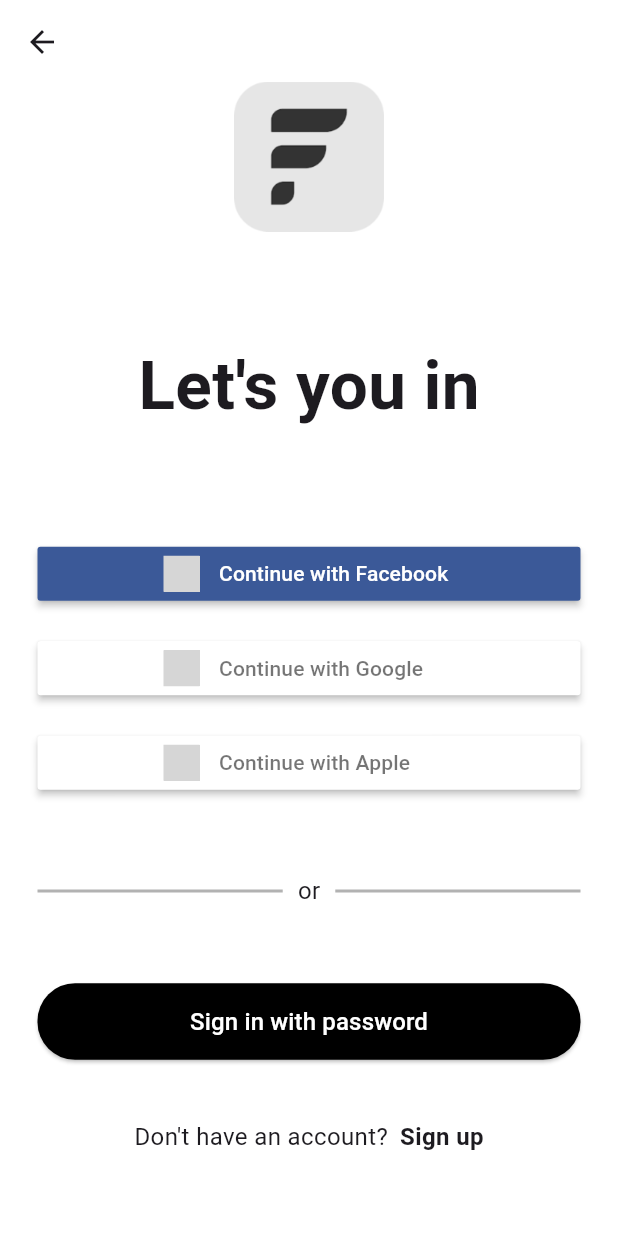
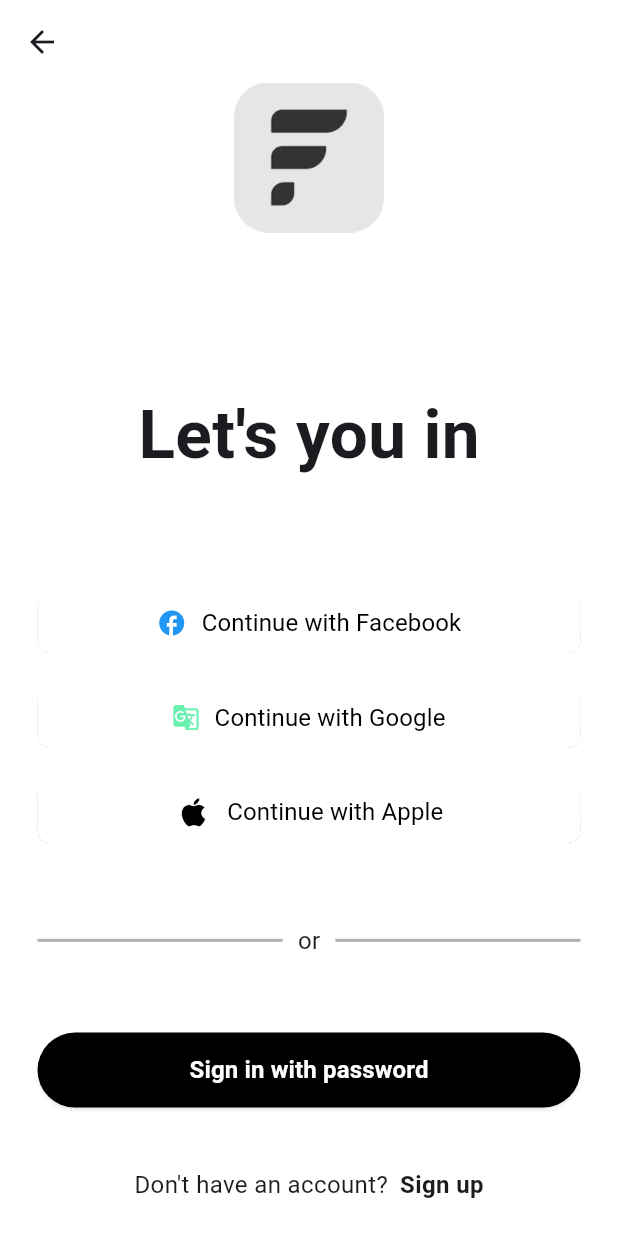
Before and after one commit to Lokeshpawalia/Funica_flutter, a Flutter app: the LetYouIn screen opened directly, on a phone screen of 412 x 824 dp. Run offline on Flutter 3.47's test engine with Material 3 defaults, Android fonts, the phone set to English and light mode, and no system bars; drawn by our look-alikes of sign_in_button; our stand-ins replace loading_animation_widget; grey boxes are pictures that could not be loaded.

Commit message:
Funica commit change

```diff
--- a/lib/modules/account_creation/let_you_in.dart
+++ b/lib/modules/account_creation/let_you_in.dart
@@ -1,7 +1,6 @@
 import 'package:flutter/material.dart';
-import 'package:sign_in_button/sign_in_button.dart';
-
-import '../account_login/login_account.dart';
+import 'package:funica/modules/account_login/login_account.dart';
+import 'package:funica/modules/widgets/custom_widgets.dart';
 import 'create_account.dart';
 
 class LetYouIn extends StatefulWidget {
@@ -14,6 +13,7 @@ class LetYouIn extends StatefulWidget {
 class _LetYouInState extends State<LetYouIn> {
   @override
   Widget build(BuildContext context) {
+    double screenHeight = MediaQuery.of(context).size.height;
     return Scaffold(
       backgroundColor: Colors.white,
       extendBodyBehindAppBar: true,
@@ -26,11 +26,14 @@ class _LetYouInState extends State<LetYouIn> {
           mainAxisAlignment: MainAxisAlignment.center,
           children: [
             // Logo
-            Center(
+            Container(
+              height: screenHeight * 0.2,
+              child: Center(
                 child: SizedBox(
                   height: 100,
                   width: 100,
                   child: Image.asset('images/icon.png', fit: BoxFit.fill),
+                ),
               ),
             ),
             const SizedBox(height: 70),
@@ -44,26 +47,36 @@ class _LetYouInState extends State<LetYouIn> {
 
             const SizedBox(height: 70),
             // Social Sign-In Buttons
-            SizedBox(
-              width: double.infinity,
-              child: SignInButton(Buttons.facebook,
-                  text: "Continue with Facebook", onPressed: () {}),
-            ),
+
+            Column(
+              children: [
+                SocialButton(
+                    socialMediaName: 'Continue with Facebook',
+                    icon: Icon(
+                      Icons.facebook,
+                      color: Colors.blue,
+                      size: 20,
+                    )),
                 SizedBox(
                   height: 15,
                 ),
-            SizedBox(
-              width: double.infinity,
-              child: SignInButton(Buttons.google,
-                  text: "Continue with Google", onPressed: () {}),
-            ),
+                SocialButton(
+                    socialMediaName: 'Continue with Google',
+                    icon: Icon(
+                      Icons.g_translate,
+                      color: Colors.greenAccent,
+                    )),
                 SizedBox(
                   height: 15,
                 ),
-            SizedBox(
-              width: double.infinity,
-              child: SignInButton(Buttons.apple,
-                  text: "Continue with Apple", onPressed: () {}),
+                SocialButton(
+                    socialMediaName: 'Continue with Apple',
+                    icon: Icon(
+                      Icons.apple,
+                      color: Colors.black,
+                      size: 25,
+                    )),
+              ],
             ),
 
             const SizedBox(height: 50),
@@ -92,28 +105,16 @@ class _LetYouInState extends State<LetYouIn> {
 
             const SizedBox(height: 50),
 
-            // Sign In with Password Button
-            SizedBox(
-              width: double.infinity,
-              child: ElevatedButton(
-                onPressed: () {
+            CustomButton(
+              btName: 'Sign in with password',
+              callback: () {
                 Navigator.of(context).push(
                     MaterialPageRoute(builder: (context) => LoginAccount()));
               },
-                style: ElevatedButton.styleFrom(
-                  padding: EdgeInsets.symmetric(vertical: 14),
-                  backgroundColor: Colors.black,
-                  shape: RoundedRectangleBorder(
-                      borderRadius: BorderRadius.circular(25)),
-                ),
-                child: Text('Sign in with password',
-                    style: TextStyle(fontSize: 16, color: Colors.white)),
-              ),
             ),
 
             const SizedBox(height: 40),
 
-            // Sign Up Option
             Row(
               mainAxisAlignment: MainAxisAlignment.center,
               children: [
--- a/lib/modules/widgets/custom_widgets.dart
+++ b/lib/modules/widgets/custom_widgets.dart
@@ -1,4 +1,6 @@
 import 'package:flutter/material.dart';
+
+// Black rounded Button
 
 class CustomButton extends StatelessWidget {
   const CustomButton(
@@ -59,3 +61,49 @@ class CustomButton extends StatelessWidget {
     );
   }
 }
+
+// Button For Social media Login!!
+
+class SocialButton extends StatelessWidget {
+  const SocialButton(
+      {super.key,
+      required this.socialMediaName,
+      required this.icon,
+      this.callback});
+
+  final String socialMediaName;
+  final Icon icon;
+  final VoidCallback? callback;
+
+  @override
+  Widget build(BuildContext context) {
+    return ElevatedButton(
+      onPressed: () {
+        callback!();
+      },
+      style: ElevatedButton.styleFrom(
+        backgroundColor: Colors.white, // Set background color
+        elevation: .05, // Add slight shadow
+        shape: RoundedRectangleBorder(
+          borderRadius: BorderRadius.circular(8), // Rounded corners
+        ),
+        padding: const EdgeInsets.symmetric(vertical: 8), // Adjust padding
+      ),
+      child: Row(
+        mainAxisAlignment: MainAxisAlignment.center,
+        children: [
+          icon,
+          const SizedBox(width: 10),
+          Text(
+            socialMediaName,
+            style: TextStyle(
+              color: Colors.black, // Text color
+              fontSize: 16,
+              fontWeight: FontWeight.w400,
+            ),
+          ),
+        ],
+      ),
+    );
+  }
+}
```
Also changed, not shown: images/google.png (added). Lines whose indentation alone changed are shown as unchanged.
